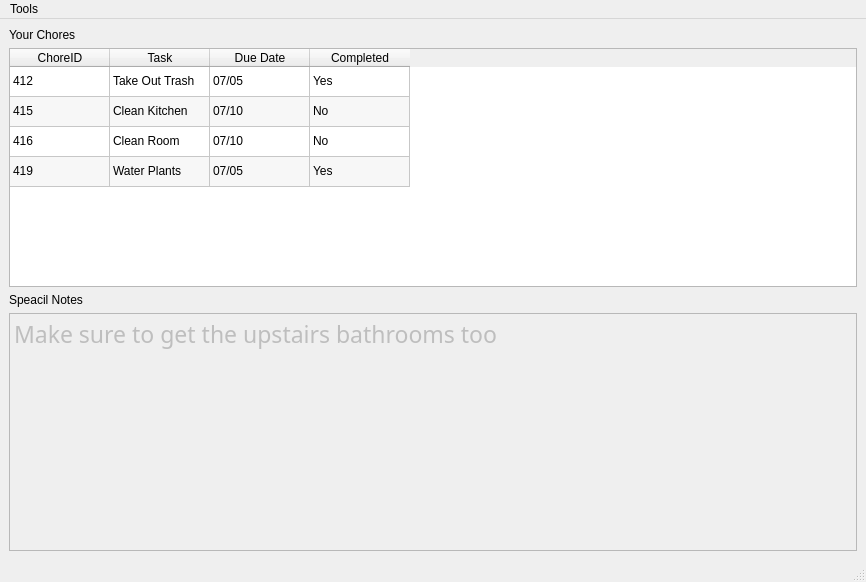
Above: final_project/views/main.ui from Monte42/PyQt before the change. Below: the same form after it.
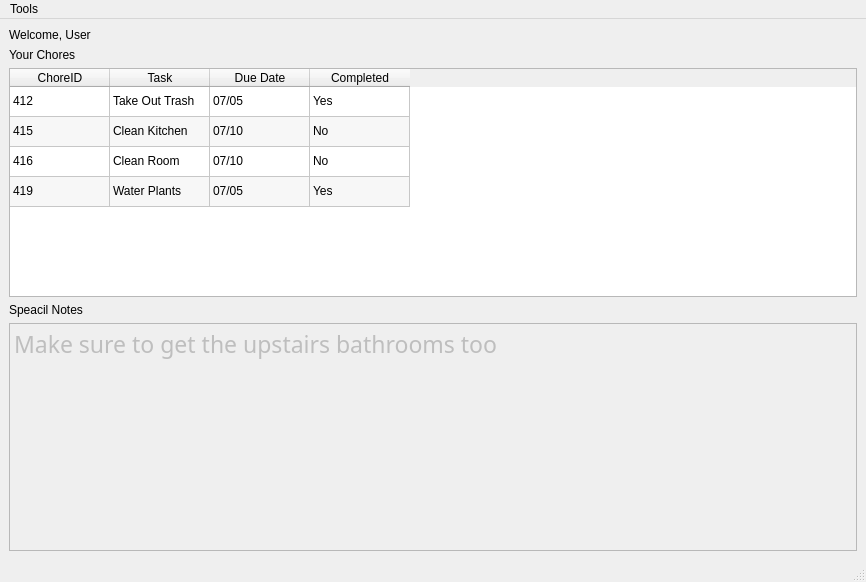
That is the form after the change.

Patch:
```diff
--- a/final_project/views/main.ui
+++ b/final_project/views/main.ui
@@ -15,6 +15,13 @@
   </property>
   <widget class="QWidget" name="centralwidget">
    <layout class="QVBoxLayout" name="verticalLayout">
+    <item>
+     <widget class="QLabel" name="appTitle">
+      <property name="text">
+       <string>Welcome, User</string>
+      </property>
+     </widget>
+    </item>
     <item>
      <widget class="QLabel" name="mainHeader">
       <property name="text">
```
